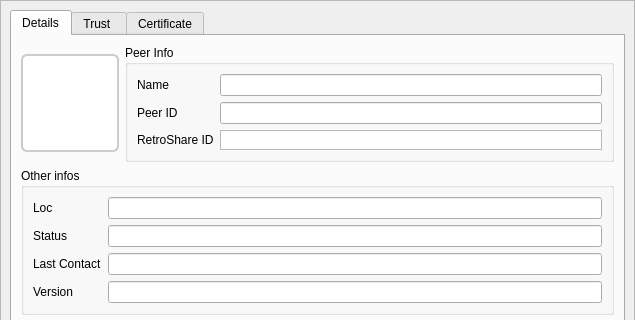
Before: the Qt Designer form retroshare-gui/src/gui/connect/ConfCertDialog.ui in RetroShare/RetroShare, drawn with Qt 5; both pictures show x 0 to 635 and y 0 to 320 of the 635 by 629 pixel window.
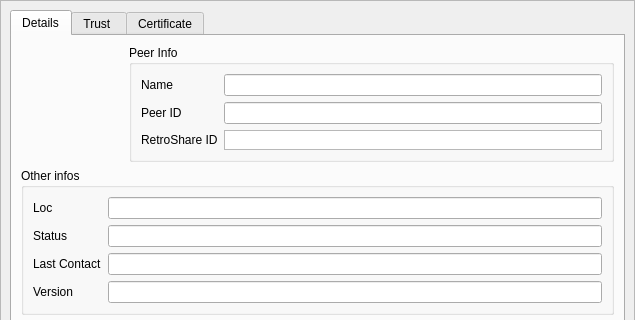
After: the same form once the commit is applied. Icons and pictures are not drawn. Custom widgets are drawn as their Qt base class.

What changed in the file:
```diff
--- a/retroshare-gui/src/gui/connect/ConfCertDialog.ui
+++ b/retroshare-gui/src/gui/connect/ConfCertDialog.ui
@@ -100,54 +100,7 @@
           <string>Details</string>
          </attribute>
          <layout class="QGridLayout" name="gridLayout_8">
-          <item row="0" column="0">
-           <widget class="QFrame" name="avatarFrame">
-            <property name="maximumSize">
-             <size>
-              <width>98</width>
-              <height>98</height>
-             </size>
-            </property>
-            <property name="styleSheet">
-             <string notr="true">QFrame#avatarFrame{
-border: 2px solid #CCCCCC;
-border-radius:6px;
-background: white;
-}</string>
-            </property>
-            <property name="frameShape">
-             <enum>QFrame::NoFrame</enum>
-            </property>
-            <property name="frameShadow">
-             <enum>QFrame::Sunken</enum>
-            </property>
-            <layout class="QHBoxLayout" name="horizontalLayout_2">
-             <property name="margin">
-              <number>0</number>
-             </property>
-             <item>
-              <widget class="AvatarWidget" name="avatar">
-               <property name="minimumSize">
-                <size>
-                 <width>96</width>
-                 <height>96</height>
-                </size>
-               </property>
-               <property name="maximumSize">
-                <size>
-                 <width>96</width>
-                 <height>96</height>
-                </size>
-               </property>
-               <property name="styleSheet">
-                <string notr="true"/>
-               </property>
-              </widget>
-             </item>
-            </layout>
-           </widget>
-          </item>
-          <item row="0" column="1">
+          <item row="0" column="2">
            <widget class="QGroupBox" name="groupBox_2">
             <property name="title">
              <string>Peer Info</string>
@@ -219,7 +172,7 @@
             </layout>
            </widget>
           </item>
-          <item row="1" column="0" colspan="2">
+          <item row="1" column="0" colspan="3">
            <widget class="QGroupBox" name="groupBox_4">
             <property name="title">
              <string>Other infos</string>
@@ -284,7 +237,7 @@
             </layout>
            </widget>
           </item>
-          <item row="2" column="0" colspan="2">
+          <item row="2" column="0" colspan="3">
            <widget class="QGroupBox" name="groupBox">
             <property name="title">
              <string>Peer Address</string>
@@ -461,6 +414,22 @@
             </property>
            </spacer>
           </item>
+          <item row="0" column="0">
+           <widget class="AvatarWidget" name="avatar">
+            <property name="minimumSize">
+             <size>
+              <width>96</width>
+              <height>96</height>
+             </size>
+            </property>
+            <property name="maximumSize">
+             <size>
+              <width>96</width>
+              <height>96</height>
+             </size>
+            </property>
+           </widget>
+          </item>
          </layout>
         </widget>
         <widget class="QWidget" name="tab_2">
```
